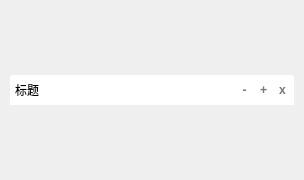
First picture: the form in MagicWindow/MagicWindow.ui, repository xtuer/Qt, before the edit.
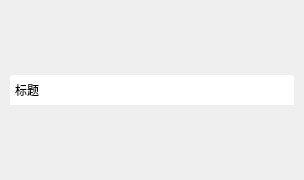
Second picture: the form after the edit. Icons and pictures are not drawn.

Commit message: button images

```diff
--- a/MagicWindow/MagicWindow.ui
+++ b/MagicWindow/MagicWindow.ui
@@ -22,19 +22,42 @@
 	max-height: 30px;
 }
 
-.QToolButton {
-	padding: 0px;
-	width: 10px;
-	height: 10px;
-	border: 0px solid #BBB;
-	background: transparent;
-	border-radius: 4px;
-	color: #777;
-	font-weight: bold;
+#minButton, #maxButton, #closeButton {
+	min-width: 20px;
+	max-width: 20px;
+	min-height: 17px;
+	max-height: 17px;
+	border-width: 0;
 }
 
-.QToolButton:hover {
-	color: black;
+#minButton {
+	border-image: url(:/img/min.png) 5 5 4 5 repeat stretch;
+}
+#minButton:hover {
+	border-image: url(:/img/min-hover.png) 5 5 4 5 repeat stretch;
+}
+#minButton:pressed {
+	border-image: url(:/img/min-pressed.png) 5 5 4 5 repeat stretch;
+}
+
+#maxButton {
+	border-image: url(:/img/max.png) 5 5 5 5 repeat stretch;
+}
+#maxButton:hover {
+	border-image: url(:/img/max-hover.png) 5 5 5 5 repeat stretch;
+}
+#maxButton:pressed {
+	border-image: url(:/img/max-pressed.png) 5 5 5 5 repeat stretch;
+}
+
+#closeButton {
+	border-image: url(:/img/close.png) 5 5 5 5 repeat stretch;
+}
+#closeButton:hover {
+	border-image: url(:/img/close-hover.png) 5 5 5 5 repeat stretch;
+}
+#closeButton:pressed {
+	border-image: url(:/img/close-pressed.png) 5 5 5 5 repeat stretch;
 }</string>
   </property>
   <layout class="QVBoxLayout" name="verticalLayout">
@@ -53,6 +76,9 @@
    <item>
     <widget class="QWidget" name="titleBarWidget" native="true">
      <layout class="QHBoxLayout" name="horizontalLayout">
+      <property name="spacing">
+       <number>1</number>
+      </property>
       <property name="leftMargin">
        <number>5</number>
       </property>
@@ -86,23 +112,32 @@
        </spacer>
       </item>
       <item>
-       <widget class="QToolButton" name="minButton">
+       <widget class="QPushButton" name="minButton">
         <property name="text">
-         <string>-</string>
+         <string/>
         </property>
+        <property name="flat">
+         <bool>true</bool>
+        </property>
        </widget>
       </item>
       <item>
-       <widget class="QToolButton" name="maxButton">
+       <widget class="QPushButton" name="maxButton">
         <property name="text">
-         <string>+</string>
+         <string/>
         </property>
+        <property name="flat">
+         <bool>true</bool>
+        </property>
        </widget>
       </item>
       <item>
-       <widget class="QToolButton" name="closeButton">
+       <widget class="QPushButton" name="closeButton">
         <property name="text">
-         <string>x</string>
+         <string/>
+        </property>
+        <property name="flat">
+         <bool>true</bool>
         </property>
        </widget>
       </item>
```
The commit also changes 15 other files.
